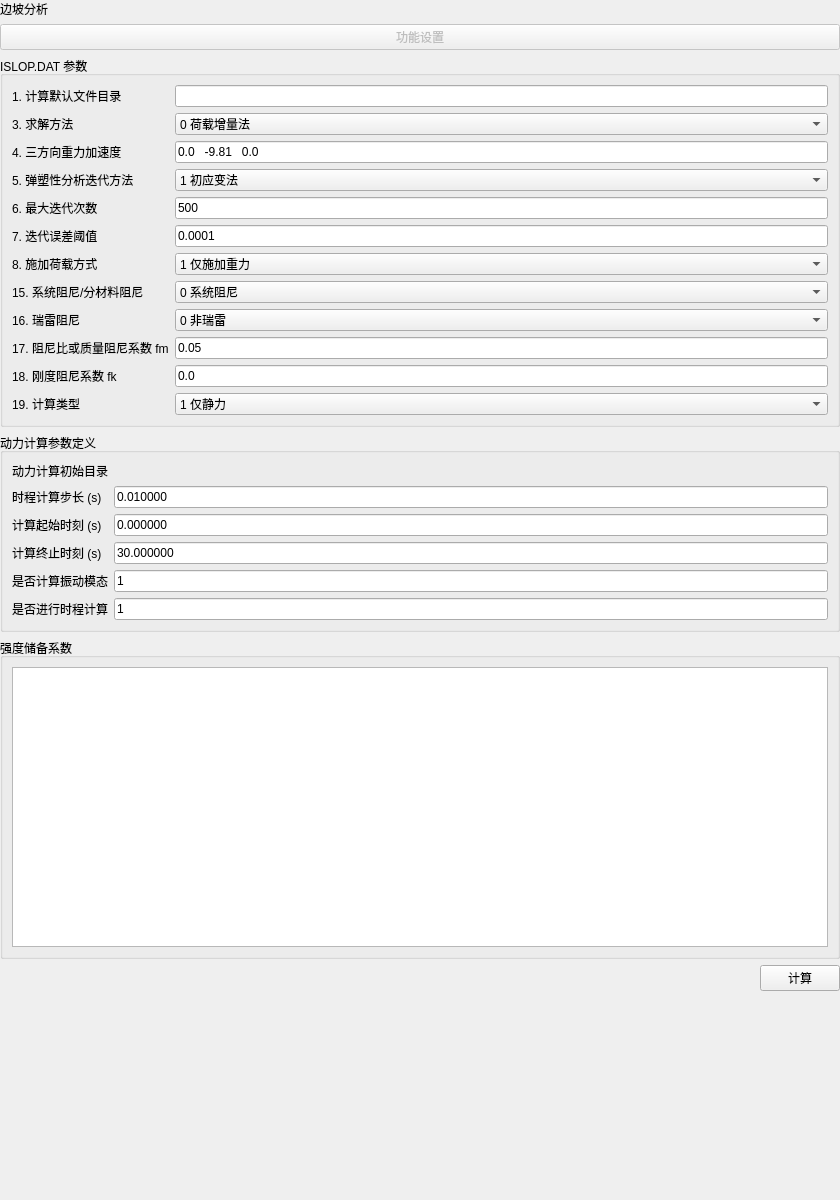
Above: plugins/Base_Slover/SlopeStabilityWidget.ui from asd977/base_cae before the change. Below: the same form after it.
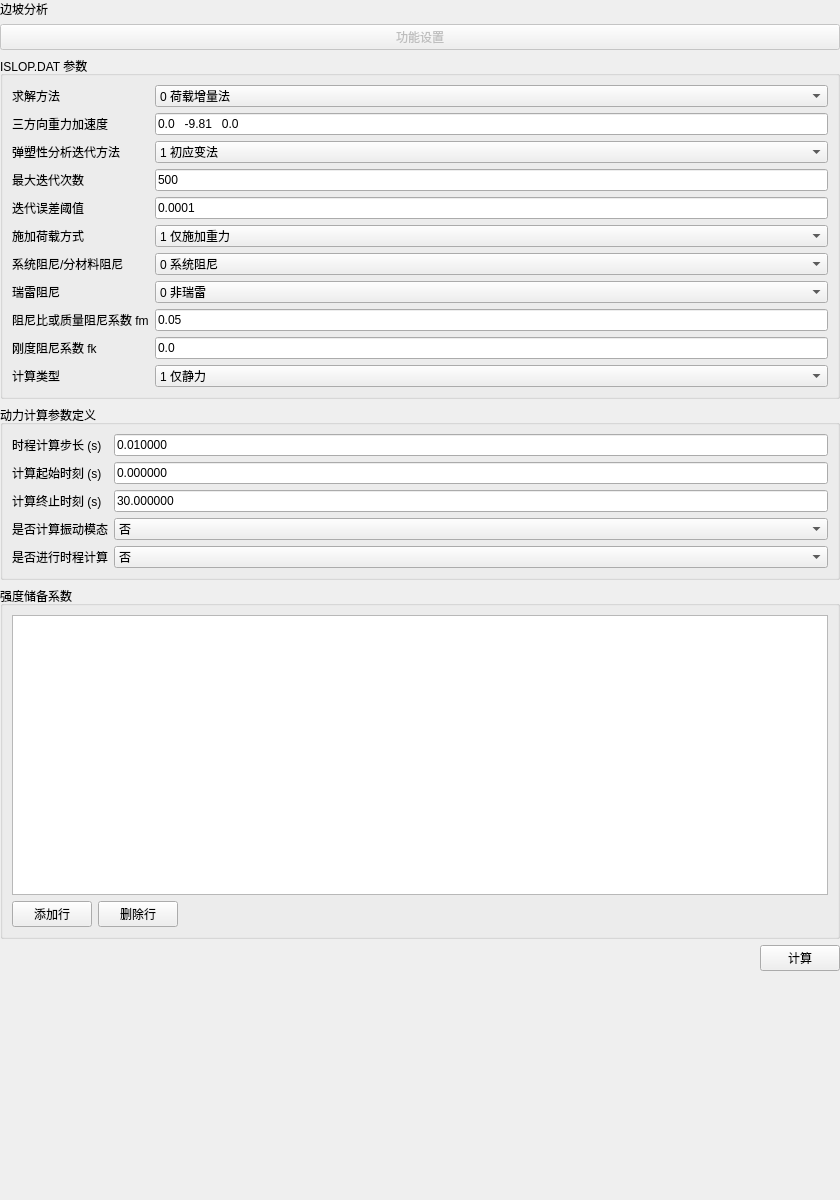
That is the form after the change.

Commit message: 按反馈调整边坡稳定参数界面交互

The edit to the form file:
```diff
--- a/plugins/Base_Slover/SlopeStabilityWidget.ui
+++ b/plugins/Base_Slover/SlopeStabilityWidget.ui
@@ -24,29 +24,27 @@
     <widget class="QGroupBox" name="islopGroup">
      <property name="title"><string>ISLOP.DAT 参数</string></property>
      <layout class="QFormLayout" name="formLayout">
-      <item row="0" column="0"><widget class="QLabel" name="label1"><property name="text"><string>1. 计算默认文件目录</string></property></widget></item>
-      <item row="0" column="1"><widget class="QLineEdit" name="line1Edit"><property name="readOnly"><bool>true</bool></property></widget></item>
-      <item row="2" column="0"><widget class="QLabel" name="label3"><property name="text"><string>3. 求解方法</string></property></widget></item>
+      <item row="2" column="0"><widget class="QLabel" name="label3"><property name="text"><string>求解方法</string></property></widget></item>
       <item row="2" column="1"><widget class="QComboBox" name="line3Combo"><item><property name="text"><string>0 荷载增量法</string></property></item><item><property name="text"><string>1 强度储备法(降C)</string></property></item><item><property name="text"><string>2 强度储备法(降F)</string></property></item><item><property name="text"><string>3 强度储备法(同时降C/F)</string></property></item><item><property name="text"><string>4 强度储备法(同时降E/C/F)</string></property></item></widget></item>
-      <item row="3" column="0"><widget class="QLabel" name="label4"><property name="text"><string>4. 三方向重力加速度</string></property></widget></item>
+      <item row="3" column="0"><widget class="QLabel" name="label4"><property name="text"><string>三方向重力加速度</string></property></widget></item>
       <item row="3" column="1"><widget class="QLineEdit" name="line4Edit"><property name="text"><string>0.0   -9.81   0.0</string></property></widget></item>
-      <item row="4" column="0"><widget class="QLabel" name="label5"><property name="text"><string>5. 弹塑性分析迭代方法</string></property></widget></item>
+      <item row="4" column="0"><widget class="QLabel" name="label5"><property name="text"><string>弹塑性分析迭代方法</string></property></widget></item>
       <item row="4" column="1"><widget class="QComboBox" name="line5Combo"><item><property name="text"><string>1 初应变法</string></property></item><item><property name="text"><string>2 初应力法</string></property></item><item><property name="text"><string>3 变刚度法</string></property></item></widget></item>
-      <item row="5" column="0"><widget class="QLabel" name="label6"><property name="text"><string>6. 最大迭代次数</string></property></widget></item>
+      <item row="5" column="0"><widget class="QLabel" name="label6"><property name="text"><string>最大迭代次数</string></property></widget></item>
       <item row="5" column="1"><widget class="QLineEdit" name="line6Edit"><property name="text"><string>500</string></property></widget></item>
-      <item row="6" column="0"><widget class="QLabel" name="label7"><property name="text"><string>7. 迭代误差阈值</string></property></widget></item>
+      <item row="6" column="0"><widget class="QLabel" name="label7"><property name="text"><string>迭代误差阈值</string></property></widget></item>
       <item row="6" column="1"><widget class="QLineEdit" name="line7Edit"><property name="text"><string>0.0001</string></property></widget></item>
-      <item row="7" column="0"><widget class="QLabel" name="label8"><property name="text"><string>8. 施加荷载方式</string></property></widget></item>
+      <item row="7" column="0"><widget class="QLabel" name="label8"><property name="text"><string>施加荷载方式</string></property></widget></item>
       <item row="7" column="1"><widget class="QComboBox" name="line8Combo"><item><property name="text"><string>1 仅施加重力</string></property></item><item><property name="text"><string>2 按 IIWL.DAT 施加</string></property></item></widget></item>
-      <item row="14" column="0"><widget class="QLabel" name="label15"><property name="text"><string>15. 系统阻尼/分材料阻尼</string></property></widget></item>
+      <item row="14" column="0"><widget class="QLabel" name="label15"><property name="text"><string>系统阻尼/分材料阻尼</string></property></widget></item>
       <item row="14" column="1"><widget class="QComboBox" name="line15Combo"><item><property name="text"><string>0 系统阻尼</string></property></item><item><property name="text"><string>1 分材料阻尼</string></property></item></widget></item>
-      <item row="15" column="0"><widget class="QLabel" name="label16"><property name="text"><string>16. 瑞雷阻尼</string></property></widget></item>
+      <item row="15" column="0"><widget class="QLabel" name="label16"><property name="text"><string>瑞雷阻尼</string></property></widget></item>
       <item row="15" column="1"><widget class="QComboBox" name="line16Combo"><item><property name="text"><string>0 非瑞雷</string></property></item><item><property name="text"><string>1 瑞雷</string></property></item></widget></item>
-      <item row="16" column="0"><widget class="QLabel" name="label17"><property name="text"><string>17. 阻尼比或质量阻尼系数 fm</string></property></widget></item>
+      <item row="16" column="0"><widget class="QLabel" name="label17"><property name="text"><string>阻尼比或质量阻尼系数 fm</string></property></widget></item>
       <item row="16" column="1"><widget class="QLineEdit" name="line17Edit"><property name="text"><string>0.05</string></property></widget></item>
-      <item row="17" column="0"><widget class="QLabel" name="label18"><property name="text"><string>18. 刚度阻尼系数 fk</string></property></widget></item>
+      <item row="17" column="0"><widget class="QLabel" name="label18"><property name="text"><string>刚度阻尼系数 fk</string></property></widget></item>
       <item row="17" column="1"><widget class="QLineEdit" name="line18Edit"><property name="text"><string>0.0</string></property></widget></item>
-      <item row="18" column="0"><widget class="QLabel" name="label19"><property name="text"><string>19. 计算类型</string></property></widget></item>
+      <item row="18" column="0"><widget class="QLabel" name="label19"><property name="text"><string>计算类型</string></property></widget></item>
       <item row="18" column="1"><widget class="QComboBox" name="line19Combo"><item><property name="text"><string>1 仅静力</string></property></item><item><property name="text"><string>2 仅动力</string></property></item><item><property name="text"><string>3 静力+动力</string></property></item></widget></item>
      </layout>
     </widget>
@@ -55,8 +53,6 @@
     <widget class="QGroupBox" name="dynamicGroup">
      <property name="title"><string>动力计算参数定义</string></property>
      <layout class="QFormLayout" name="dynamicForm">
-      <item row="0" column="0"><widget class="QLabel" name="d1"><property name="text"><string>动力计算初始目录</string></property></widget></item>
-      <item row="0" column="1"><widget class="QLabel" name="caseDirLabel"><property name="text"><string/></property></widget></item>
       <item row="1" column="0"><widget class="QLabel" name="d2"><property name="text"><string>时程计算步长 (s)</string></property></widget></item>
       <item row="1" column="1"><widget class="QLineEdit" name="dtEdit"><property name="text"><string>0.010000</string></property></widget></item>
       <item row="2" column="0"><widget class="QLabel" name="d3"><property name="text"><string>计算起始时刻 (s)</string></property></widget></item>
@@ -64,9 +60,9 @@
       <item row="3" column="0"><widget class="QLabel" name="d4"><property name="text"><string>计算终止时刻 (s)</string></property></widget></item>
       <item row="3" column="1"><widget class="QLineEdit" name="tendEdit"><property name="text"><string>30.000000</string></property></widget></item>
       <item row="4" column="0"><widget class="QLabel" name="d5"><property name="text"><string>是否计算振动模态</string></property></widget></item>
-      <item row="4" column="1"><widget class="QLineEdit" name="ifModeEdit"><property name="text"><string>1</string></property></widget></item>
+      <item row="4" column="1"><widget class="QComboBox" name="ifModeCombo"><item><property name="text"><string>否</string></property></item><item><property name="text"><string>是</string></property></item></widget></item>
       <item row="5" column="0"><widget class="QLabel" name="d6"><property name="text"><string>是否进行时程计算</string></property></widget></item>
-      <item row="5" column="1"><widget class="QLineEdit" name="ifWaveEdit"><property name="text"><string>1</string></property></widget></item>
+      <item row="5" column="1"><widget class="QComboBox" name="ifWaveCombo"><item><property name="text"><string>否</string></property></item><item><property name="text"><string>是</string></property></item></widget></item>
      </layout>
     </widget>
    </item>
@@ -75,6 +71,13 @@
      <property name="title"><string>强度储备系数</string></property>
      <layout class="QVBoxLayout" name="reserveLayout">
       <item><widget class="QTableWidget" name="strengthReserveTable"><property name="minimumSize"><size><width>0</width><height>280</height></size></property></widget></item>
+      <item>
+       <layout class="QHBoxLayout" name="reserveBtnLayout">
+        <item><widget class="QPushButton" name="addReserveRowBtn"><property name="text"><string>添加行</string></property></widget></item>
+        <item><widget class="QPushButton" name="removeReserveRowBtn"><property name="text"><string>删除行</string></property></widget></item>
+        <item><spacer name="reserveBtnSpacer"><property name="orientation"><enum>Qt::Horizontal</enum></property><property name="sizeHint" stdset="0"><size><width>40</width><height>20</height></size></property></spacer></item>
+       </layout>
+      </item>
      </layout>
     </widget>
    </item>
```
The commit also changes 1 other file.
